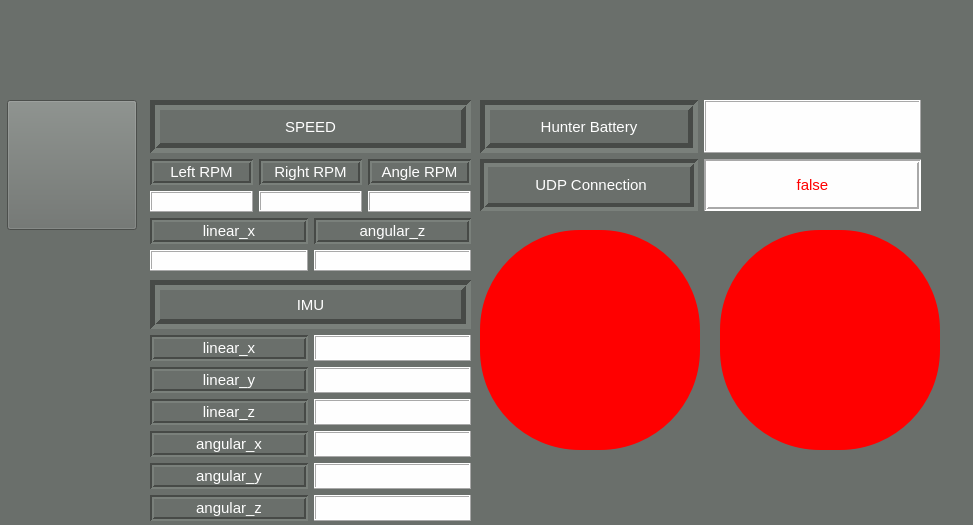
Above: ui/main_window.ui from Team-ROBIT/baemin_robot_master before the change. Below: the same form after it.
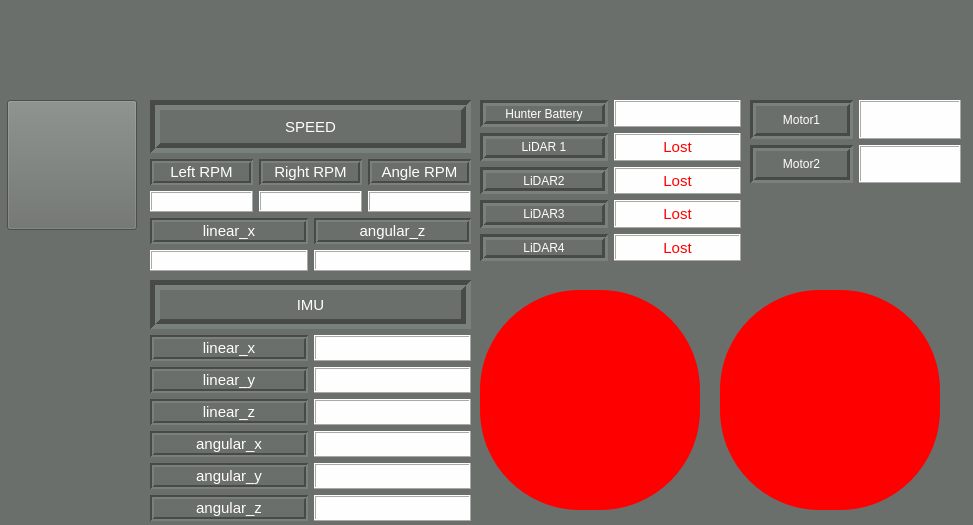
That is the form after the change. Icons and pictures are not drawn.

Diff of the .ui file:
```diff
--- a/ui/main_window.ui
+++ b/ui/main_window.ui
@@ -695,155 +695,11 @@
      </item>
     </layout>
    </widget>
-   <widget class="QWidget" name="verticalLayoutWidget_3">
-    <property name="geometry">
-     <rect>
-      <x>480</x>
-      <y>100</y>
-      <width>441</width>
-      <height>111</height>
-     </rect>
-    </property>
-    <layout class="QVBoxLayout" name="verticalLayout_3">
-     <item>
-      <layout class="QHBoxLayout" name="horizontalLayout">
-       <item>
-        <widget class="QLabel" name="label_19">
-         <property name="layoutDirection">
-          <enum>Qt::LeftToRight</enum>
-         </property>
-         <property name="styleSheet">
-          <string notr="true">background-color: rgb(106,111,107);
-font: 11pt;
-color: white;</string>
-         </property>
-         <property name="frameShape">
-          <enum>QFrame::Box</enum>
-         </property>
-         <property name="frameShadow">
-          <enum>QFrame::Sunken</enum>
-         </property>
-         <property name="lineWidth">
-          <number>5</number>
-         </property>
-         <property name="text">
-          <string>Hunter Battery</string>
-         </property>
-         <property name="alignment">
-          <set>Qt::AlignCenter</set>
-         </property>
-        </widget>
-       </item>
-       <item>
-        <widget class="QLabel" name="battery_3">
-         <property name="styleSheet">
-          <string notr="true">background-color: rgb(254,254,254);
-font: 11pt;
-color: black;</string>
-         </property>
-         <property name="frameShape">
-          <enum>QFrame::Box</enum>
-         </property>
-         <property name="frameShadow">
-          <enum>QFrame::Raised</enum>
-         </property>
-         <property name="text">
-          <string/>
-         </property>
-         <property name="alignment">
-          <set>Qt::AlignCenter</set>
-         </property>
-        </widget>
-       </item>
-      </layout>
-     </item>
-     <item>
-      <layout class="QHBoxLayout" name="horizontalLayout_2">
-       <item>
-        <widget class="QLabel" name="usb2_size_9">
-         <property name="font">
-          <font>
-           <pointsize>11</pointsize>
-           <weight>50</weight>
-           <italic>false</italic>
-           <bold>false</bold>
-          </font>
-         </property>
-         <property name="styleSheet">
-          <string notr="true">background-color: rgb(106,111,107);
-font: 11pt;
-color: white;</string>
-         </property>
-         <property name="frameShape">
-          <enum>QFrame::Box</enum>
-         </property>
-         <property name="frameShadow">
-          <enum>QFrame::Sunken</enum>
-         </property>
-         <property name="lineWidth">
-          <number>4</number>
-         </property>
-         <property name="text">
-          <string> UDP Connection</string>
-         </property>
-         <property name="textFormat">
-          <enum>Qt::AutoText</enum>
-         </property>
-         <property name="alignment">
-          <set>Qt::AlignCenter</set>
-         </property>
-         <property name="openExternalLinks">
-          <bool>false</bool>
-         </property>
-        </widget>
-       </item>
-       <item>
-        <widget class="QLabel" name="isconnected">
-         <property name="font">
-          <font>
-           <pointsize>11</pointsize>
-           <weight>50</weight>
-           <italic>false</italic>
-           <bold>false</bold>
-          </font>
-         </property>
-         <property name="styleSheet">
-          <string notr="true">background-color: rgb(254,254,254);
-font: 11pt;
-color: red;</string>
-         </property>
-         <property name="frameShape">
-          <enum>QFrame::Box</enum>
-         </property>
-         <property name="frameShadow">
-          <enum>QFrame::Sunken</enum>
-         </property>
-         <property name="lineWidth">
-          <number>2</number>
-         </property>
-         <property name="text">
-          <string>false</string>
-         </property>
-         <property name="textFormat">
-          <enum>Qt::AutoText</enum>
-         </property>
-         <property name="alignment">
-          <set>Qt::AlignCenter</set>
-         </property>
-         <property name="openExternalLinks">
-          <bool>false</bool>
-         </property>
-        </widget>
-       </item>
-      </layout>
-     </item>
-    </layout>
-   </widget>
    <widget class="QPushButton" name="btn_hunter">
     <property name="geometry">
      <rect>
       <x>480</x>
-      <y>230</y>
+      <y>290</y>
       <width>220</width>
       <height>220</height>
      </rect>
@@ -892,7 +748,7 @@
     <property name="geometry">
      <rect>
       <x>720</x>
-      <y>230</y>
+      <y>290</y>
       <width>220</width>
       <height>220</height>
      </rect>
@@ -928,6 +784,366 @@
      <bool>false</bool>
     </property>
    </widget>
+   <widget class="QWidget" name="gridLayoutWidget">
+    <property name="geometry">
+     <rect>
+      <x>480</x>
+      <y>100</y>
+      <width>261</width>
+      <height>161</height>
+     </rect>
+    </property>
+    <layout class="QGridLayout" name="gridLayout_4">
+     <item row="4" column="1">
+      <widget class="QLabel" name="lidar2">
+       <property name="styleSheet">
+        <string notr="true">background-color: rgb(254,254,254);
+font: 11pt;
+color: red;</string>
+       </property>
+       <property name="frameShape">
+        <enum>QFrame::Box</enum>
+       </property>
+       <property name="frameShadow">
+        <enum>QFrame::Raised</enum>
+       </property>
+       <property name="text">
+        <string>Lost</string>
+       </property>
+       <property name="alignment">
+        <set>Qt::AlignCenter</set>
+       </property>
+      </widget>
+     </item>
+     <item row="0" column="1">
+      <widget class="QLabel" name="battery">
+       <property name="styleSheet">
+        <string notr="true">background-color: rgb(254,254,254);
+font: 11pt;
+color: black;</string>
+       </property>
+       <property name="frameShape">
+        <enum>QFrame::Box</enum>
+       </property>
+       <property name="frameShadow">
+        <enum>QFrame::Raised</enum>
+       </property>
+       <property name="text">
+        <string/>
+       </property>
+       <property name="alignment">
+        <set>Qt::AlignCenter</set>
+       </property>
+      </widget>
+     </item>
+     <item row="8" column="0">
+      <widget class="QLabel" name="label_26">
+       <property name="layoutDirection">
+        <enum>Qt::LeftToRight</enum>
+       </property>
+       <property name="styleSheet">
+        <string notr="true">background-color: rgb(106,111,107);
+font: 9pt;
+color: white;</string>
+       </property>
+       <property name="frameShape">
+        <enum>QFrame::Box</enum>
+       </property>
+       <property name="frameShadow">
+        <enum>QFrame::Sunken</enum>
+       </property>
+       <property name="lineWidth">
+        <number>3</number>
+       </property>
+       <property name="text">
+        <string>LiDAR4</string>
+       </property>
+       <property name="alignment">
+        <set>Qt::AlignCenter</set>
+       </property>
+      </widget>
+     </item>
+     <item row="6" column="0">
+      <widget class="QLabel" name="label_25">
+       <property name="layoutDirection">
+        <enum>Qt::LeftToRight</enum>
+       </property>
+       <property name="styleSheet">
+        <string notr="true">background-color: rgb(106,111,107);
+font: 9pt;
+color: white;</string>
+       </property>
+       <property name="frameShape">
+        <enum>QFrame::Box</enum>
+       </property>
+       <property name="frameShadow">
+        <enum>QFrame::Sunken</enum>
+       </property>
+       <property name="lineWidth">
+        <number>3</number>
+       </property>
+       <property name="text">
+        <string>LiDAR3</string>
+       </property>
+       <property name="alignment">
+        <set>Qt::AlignCenter</set>
+       </property>
+      </widget>
+     </item>
+     <item row="2" column="1">
+      <widget class="QLabel" name="lidar1">
+       <property name="styleSheet">
+        <string notr="true">background-color: rgb(254,254,254);
+font: 11pt;
+color: red;</string>
+       </property>
+       <property name="frameShape">
+        <enum>QFrame::Box</enum>
+       </property>
+       <property name="frameShadow">
+        <enum>QFrame::Raised</enum>
+       </property>
+       <property name="text">
+        <string>Lost</string>
+       </property>
+       <property name="alignment">
+        <set>Qt::AlignCenter</set>
+       </property>
+      </widget>
+     </item>
+     <item row="4" column="0">
+      <widget class="QLabel" name="label_24">
+       <property name="layoutDirection">
+        <enum>Qt::LeftToRight</enum>
+       </property>
+       <property name="styleSheet">
+        <string notr="true">background-color: rgb(106,111,107);
+font: 9pt;
+color: white;</string>
+       </property>
+       <property name="frameShape">
+        <enum>QFrame::Box</enum>
+       </property>
+       <property name="frameShadow">
+        <enum>QFrame::Sunken</enum>
+       </property>
+       <property name="lineWidth">
+        <number>3</number>
+       </property>
+       <property name="text">
+        <string>LiDAR2</string>
+       </property>
+       <property name="alignment">
+        <set>Qt::AlignCenter</set>
+       </property>
+      </widget>
+     </item>
+     <item row="0" column="0">
+      <widget class="QLabel" name="label_19">
+       <property name="layoutDirection">
+        <enum>Qt::LeftToRight</enum>
+       </property>
+       <property name="styleSheet">
+        <string notr="true">background-color: rgb(106,111,107);
+font: 9pt;
+color: white;</string>
+       </property>
+       <property name="frameShape">
+        <enum>QFrame::Box</enum>
+       </property>
+       <property name="frameShadow">
+        <enum>QFrame::Sunken</enum>
+       </property>
+       <property name="lineWidth">
+        <number>3</number>
+       </property>
+       <property name="text">
+        <string>Hunter Battery</string>
+       </property>
+       <property name="alignment">
+        <set>Qt::AlignCenter</set>
+       </property>
+      </widget>
+     </item>
+     <item row="2" column="0">
+      <widget class="QLabel" name="label_23">
+       <property name="layoutDirection">
+        <enum>Qt::LeftToRight</enum>
+       </property>
+       <property name="styleSheet">
+        <string notr="true">background-color: rgb(106,111,107);
+font: 9pt;
+color: white;</string>
+       </property>
+       <property name="frameShape">
+        <enum>QFrame::Box</enum>
+       </property>
+       <property name="frameShadow">
+        <enum>QFrame::Sunken</enum>
+       </property>
+       <property name="lineWidth">
+        <number>3</number>
+       </property>
+       <property name="text">
+        <string>LiDAR 1</string>
+       </property>
+       <property name="alignment">
+        <set>Qt::AlignCenter</set>
+       </property>
+      </widget>
+     </item>
+     <item row="6" column="1">
+      <widget class="QLabel" name="lidar3">
+       <property name="styleSheet">
+        <string notr="true">background-color: rgb(254,254,254);
+font: 11pt;
+color: red;</string>
+       </property>
+       <property name="frameShape">
+        <enum>QFrame::Box</enum>
+       </property>
+       <property name="frameShadow">
+        <enum>QFrame::Raised</enum>
+       </property>
+       <property name="text">
+        <string>Lost</string>
+       </property>
+       <property name="alignment">
+        <set>Qt::AlignCenter</set>
+       </property>
+      </widget>
+     </item>
+     <item row="8" column="1">
+      <widget class="QLabel" name="lidar4">
+       <property name="styleSheet">
+        <string notr="true">background-color: rgb(254,254,254);
+font: 11pt;
+color: red;</string>
+       </property>
+       <property name="frameShape">
+        <enum>QFrame::Box</enum>
+       </property>
+       <property name="frameShadow">
+        <enum>QFrame::Raised</enum>
+       </property>
+       <property name="text">
+        <string>Lost</string>
+       </property>
+       <property name="alignment">
+        <set>Qt::AlignCenter</set>
+       </property>
+      </widget>
+     </item>
+    </layout>
+   </widget>
+   <widget class="QWidget" name="gridLayoutWidget_2">
+    <property name="geometry">
+     <rect>
+      <x>750</x>
+      <y>100</y>
+      <width>211</width>
+      <height>83</height>
+     </rect>
+    </property>
+    <layout class="QGridLayout" name="gridLayout_5">
+     <item row="0" column="0">
+      <widget class="QLabel" name="label_27">
+       <property name="layoutDirection">
+        <enum>Qt::LeftToRight</enum>
+       </property>
+       <property name="styleSheet">
+        <string notr="true">background-color: rgb(106,111,107);
+font: 9pt;
+color: white;</string>
+       </property>
+       <property name="frameShape">
+        <enum>QFrame::Box</enum>
+       </property>
+       <property name="frameShadow">
+        <enum>QFrame::Sunken</enum>
+       </property>
+       <property name="lineWidth">
+        <number>3</number>
+       </property>
+       <property name="text">
+        <string>Motor1</string>
+       </property>
+       <property name="alignment">
+        <set>Qt::AlignCenter</set>
+       </property>
+      </widget>
+     </item>
+     <item row="0" column="1">
+      <widget class="QLabel" name="motor1">
+       <property name="styleSheet">
+        <string notr="true">background-color: rgb(254,254,254);
+font: 11pt;
+color: black;</string>
+       </property>
+       <property name="frameShape">
+        <enum>QFrame::Box</enum>
+       </property>
+       <property name="frameShadow">
+        <enum>QFrame::Raised</enum>
+       </property>
+       <property name="text">
+        <string/>
+       </property>
+       <property name="alignment">
+        <set>Qt::AlignCenter</set>
+       </property>
+      </widget>
+     </item>
+     <item row="1" column="0">
+      <widget class="QLabel" name="label_28">
+       <property name="layoutDirection">
+        <enum>Qt::LeftToRight</enum>
+       </property>
+       <property name="styleSheet">
+        <string notr="true">background-color: rgb(106,111,107);
+font: 9pt;
+color: white;</string>
+       </property>
+       <property name="frameShape">
+        <enum>QFrame::Box</enum>
+       </property>
+       <property name="frameShadow">
+        <enum>QFrame::Sunken</enum>
+       </property>
+       <property name="lineWidth">
+        <number>3</number>
+       </property>
+       <property name="text">
+        <string>Motor2</string>
+       </property>
+       <property name="alignment">
+        <set>Qt::AlignCenter</set>
+       </property>
+      </widget>
+     </item>
+     <item row="1" column="1">
+      <widget class="QLabel" name="motor2">
+       <property name="styleSheet">
+        <string notr="true">background-color: rgb(254,254,254);
+font: 11pt;
+color: black;</string>
+       </property>
+       <property name="frameShape">
+        <enum>QFrame::Box</enum>
+       </property>
+       <property name="frameShadow">
+        <enum>QFrame::Raised</enum>
+       </property>
+       <property name="text">
+        <string/>
+       </property>
+       <property name="alignment">
+        <set>Qt::AlignCenter</set>
+       </property>
+      </widget>
+     </item>
+    </layout>
+   </widget>
    <zorder>btn_hunter</zorder>
    <zorder>label</zorder>
    <zorder>estop</zorder>
```
Left out of the diff: 3 changed lines with no effect on the pictures.
